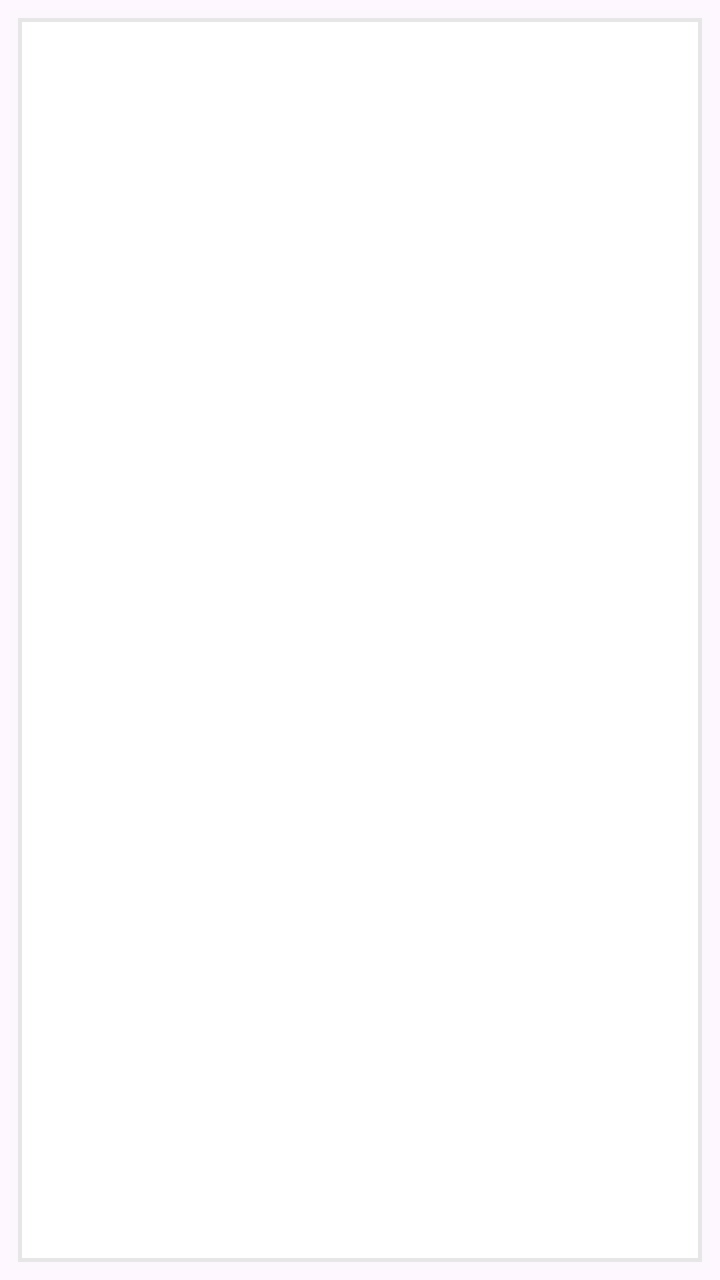
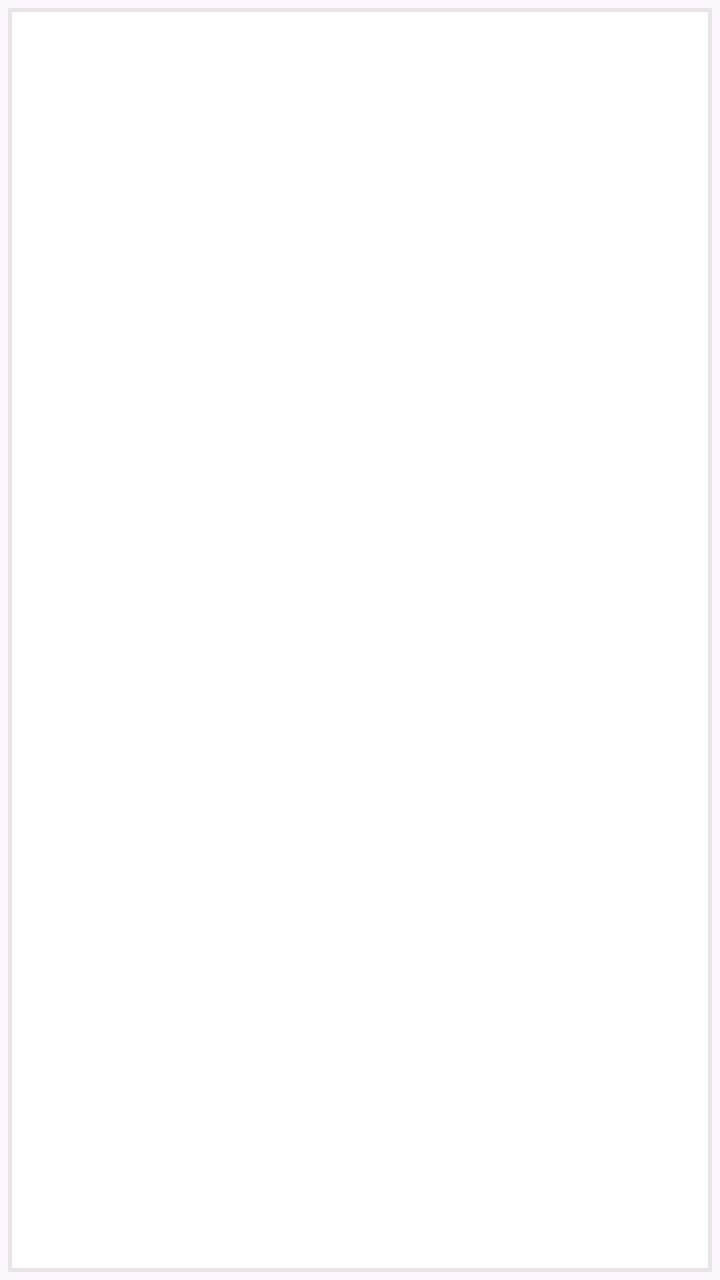

Compare the two renders of this Android layout. The source of the first and the diff that turns it into the second are given below.
<!-- AndroidManifest.xml: application theme Theme.FastCharger -->
<!-- res/layout/fragment_qr.xml -->
<?xml version="1.0" encoding="utf-8"?>
<androidx.constraintlayout.widget.ConstraintLayout xmlns:android="http://schemas.android.com/apk/res/android"
    xmlns:tools="http://schemas.android.com/tools"
    xmlns:app="http://schemas.android.com/apk/res-auto"
    android:layout_width="512dp"
    android:layout_height="652dp"
    tools:context=".pages.QrFragment">

    <View
        android:id="@+id/view"
        android:layout_width="match_parent"
        android:layout_height="match_parent"
        android:layout_margin="5dp"
        android:background="@drawable/layer_list_rect" />

    <ImageView
        android:id="@+id/imgQrCode"
        android:layout_width="350dp"
        android:layout_height="350dp"
        android:adjustViewBounds="true"
        android:layout_marginTop="130dp"
        app:layout_constraintTop_toTopOf="parent"
        app:layout_constraintLeft_toLeftOf="parent"
        app:layout_constraintRight_toRightOf="parent"
        tools:ignore="ContentDescription" />

    <ImageView
        android:id="@+id/bgCheck"
        android:layout_width="match_parent"
        android:layout_height="match_parent"
        android:visibility="invisible"
        android:background="@drawable/img_check"
        tools:ignore="ContentDescription" />

</androidx.constraintlayout.widget.ConstraintLayout>
<!-- resources referenced by this layout -->
<resources>
  <!-- drawable img_check: png bitmap (drawable, 37003 bytes) -->
  <!-- drawable layer_list_rect (drawable) -->
  <?xml version="1.0" encoding="utf-8"?>
  <layer-list xmlns:android="http://schemas.android.com/apk/res/android">
      
      <item>
          <shape android:shape="rectangle">
              <solid android:color="#33F4F4F4" />
          </shape>
      </item>
      
      <item android:bottom="4dp" android:right="4dp" android:top="4dp" android:left="4dp">
          <shape android:shape="rectangle">
              <solid android:color="#FFFFFF"/>
              <stroke android:color="#E6E6E6" android:width="2dp" />
          </shape>
      </item>
  </layer-list>
  <style name="Theme.FastCharger" parent="Base.Theme.FastCharger" />
  <style name="Base.Theme.FastCharger" parent="Theme.Material3.DayNight.NoActionBar">
          
          
          <item name="windowNoTitle">true</item>
          <item name="android:windowFullscreen">true</item>
      </style>
</resources>

<!-- the commit's change to res/layout/fragment_qr.xml (unified diff, before → after) -->
@@ -10,8 +10,9 @@
         android:id="@+id/view"
         android:layout_width="match_parent"
         android:layout_height="match_parent"
-        android:layout_margin="5dp"
-        android:background="@drawable/layer_list_rect" />
+        android:background="@drawable/layer_list_rect"
+        tools:layout_editor_absoluteX="5dp"
+        tools:layout_editor_absoluteY="5dp" />
 
     <ImageView
         android:id="@+id/imgQrCode"
